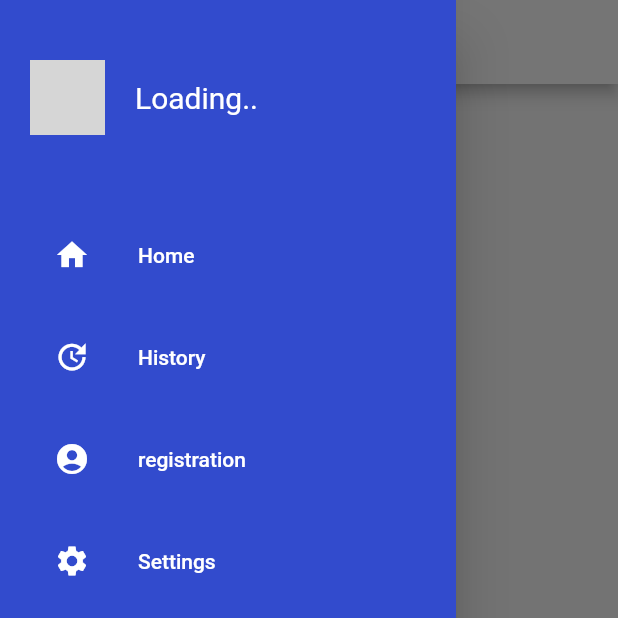
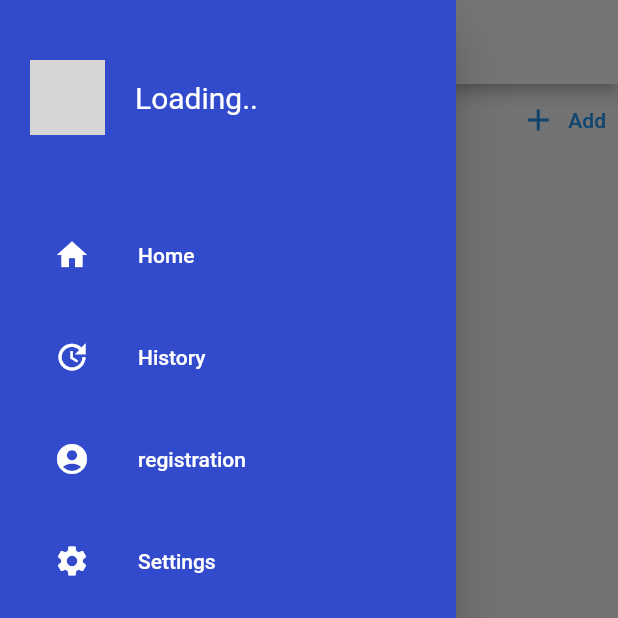
Before and after one commit to Havfar/Smiling-Earth, a Flutter app: the TeamPosts screen opened directly with empty values, with the side drawer open, on a phone screen of 412 x 824 dp, the top half of it. Run offline on Flutter 3.47's test engine with Material 2 defaults, Android fonts, the phone set to English and light mode, and no system bars; our stand-ins replace bloc, equatable, flutter_bloc, flutter_local_notifications, flutter_secure_storage, flutter_svg and 5 more; missing offline and left inert: activity_recognition_flutter, fluttermoji, workmanager; accounts and stored records are empty; network calls fail; grey boxes are pictures that could not be loaded.

Commit message:
Refaktorering, bugfiksing og kan nå publisere team posts

```diff
--- a/smiling_earth_frontend/lib/config/web_config.dart
+++ b/smiling_earth_frontend/lib/config/web_config.dart
@@ -3,8 +3,8 @@ class WebConfig {
   // static String baseUrl = "https://smiling-earth-backend.herokuapp.com";
 
   // Prod
-  static String baseUrl = "http://smiling-earth.azurewebsites.net";
+  // static String baseUrl = "http://smiling-earth.azurewebsites.net";
 
   //Local
-  // static String baseUrl = "http://10.0.2.2:8000";
+  static String baseUrl = "http://10.0.2.2:8000";
 }
--- a/smiling_earth_frontend/lib/models/post.dart
+++ b/smiling_earth_frontend/lib/models/post.dart
@@ -19,6 +19,7 @@ class PostDto {
   final int commentsCount;
   final ActivityDto? activity;
   final ChallengeDto? challenge;
+  final int? teamId;
 
   PostDto(
       {required this.likesCount,
@@ -28,9 +29,19 @@ class PostDto {
       required this.content,
       required this.timestamp,
       this.activity,
-      this.challenge});
+      this.challenge,
+      this.teamId});
 
-  Map<String, dynamic> toJson() => {"content": this.content};
+  Map<String, dynamic> toJson() {
+    // if (teamId != null) {
+    //   return {"content": this.content, "team_id": this.teamId};
+    // } else {
+    //   return {
+    //     "content": this.content,
+    //   };
+    // }
+    return {"content": this.content, "team_id": this.teamId};
+  }
 
   factory PostDto.fromJson(Map<String, dynamic> json) => new PostDto(
         id: json['id'],
@@ -44,7 +55,9 @@ class PostDto {
             : null,
         challenge: json['challenge'] != null
             ? ChallengeDto.fromJson(json['challenge'])
-          : null);
+            : null,
+        teamId: json['team'] != null ? json['team'] : null,
+      );
 
   String getDateWithDayOfWeek() {
     DateTime date = DateTime.parse(timestamp);
@@ -61,6 +74,7 @@ class DetailedPostDto {
   final List<CommentDto> comments;
   final ActivityDto? activity;
   final ChallengeDto? challenge;
+  final int? teamId;
 
   DetailedPostDto(
       {required this.likes,
@@ -70,7 +84,8 @@ class DetailedPostDto {
       required this.content,
       required this.timestamp,
       this.activity,
-      this.challenge});
+      this.challenge,
+      this.teamId});
 
   List<LikeDto> toLikesList(Map<String, dynamic> json) {
     List<LikeDto> likes = [];
@@ -113,7 +128,8 @@ class DetailedPostDto {
             : null,
         challenge: json['challenge'] != null
             ? ChallengeDto.fromJson(json['challenge'])
-            : null);
+            : null,
+        teamId: json['team'] != null ? json['team'] : null);
   }
 }
 
--- a/smiling_earth_frontend/lib/pages/history/activity_detailed.dart
+++ b/smiling_earth_frontend/lib/pages/history/activity_detailed.dart
@@ -202,6 +202,8 @@ class HeaderWidget extends StatelessWidget {
 
   @override
   Widget build(BuildContext context) {
+    print(
+        'Detailed: ${AppActivityType.values[this.widget.activity.type].toString()}');
     return new Row(
       mainAxisAlignment: MainAxisAlignment.center,
       children: [
--- a/smiling_earth_frontend/lib/pages/home/home_page.dart
+++ b/smiling_earth_frontend/lib/pages/home/home_page.dart
@@ -260,7 +260,8 @@ class _BuildFeedState extends State<BuildFeed> {
           TextButton.icon(
               onPressed: () => Navigator.push(
                     context,
-                    MaterialPageRoute(builder: (context) => NewPostPage()),
+                    MaterialPageRoute(
+                        builder: (context) => NewPostPage(teamId: null)),
                   ),
               icon: Icon(Icons.add),
               label: Text("Add"))
--- a/smiling_earth_frontend/lib/pages/teams/team_preview.dart
+++ b/smiling_earth_frontend/lib/pages/teams/team_preview.dart
@@ -90,7 +90,7 @@ class _BuildPreview extends StatelessWidget {
                   Navigator.push(
                     context,
                     MaterialPageRoute(
-                        builder: (context) => TeamsDetailedPage(id: team.id)),
+                        builder: (context) => TeamsDetailedPage(id: team.id!)),
                   ); // push it back in
                 },
                 child: Text('Go to team'));
--- a/smiling_earth_frontend/lib/pages/teams/teams_posts.dart
+++ b/smiling_earth_frontend/lib/pages/teams/teams_posts.dart
@@ -1,6 +1,7 @@
 import 'package:flutter/material.dart';
 import 'package:flutter_bloc/flutter_bloc.dart';
 import 'package:smiling_earth_frontend/cubit/posts/post_cubit.dart';
+import 'package:smiling_earth_frontend/pages/post_add_new.dart';
 import 'package:smiling_earth_frontend/pages/teams/teams_about.dart';
 import 'package:smiling_earth_frontend/pages/teams/teams_challenges.dart';
 import 'package:smiling_earth_frontend/pages/teams/teams_detailed.dart';
@@ -8,8 +9,8 @@ import 'package:smiling_earth_frontend/widgets/navigation_drawer_widget.dart';
 import 'package:smiling_earth_frontend/widgets/post_widget.dart';
 
 class TeamPosts extends StatelessWidget {
-  final int? id;
-  TeamPosts({required this.id});
+  final int teamId;
+  TeamPosts({required this.teamId});
 
   void _onTap(BuildContext context, int index) {
     switch (index) {
@@ -18,7 +19,7 @@ class TeamPosts extends StatelessWidget {
         Navigator.of(context).push(PageRouteBuilder(
           pageBuilder: (BuildContext context, Animation<double> animation,
                   Animation<double> secondaryAnimation) =>
-              TeamsDetailedPage(id: id),
+              TeamsDetailedPage(id: teamId),
           transitionDuration: Duration.zero,
         ));
         break;
@@ -26,7 +27,7 @@ class TeamPosts extends StatelessWidget {
         Navigator.of(context).push(PageRouteBuilder(
           pageBuilder: (BuildContext context, Animation<double> animation,
                   Animation<double> secondaryAnimation) =>
-              TeamPosts(id: id),
+              TeamPosts(teamId: teamId),
           transitionDuration: Duration.zero,
         ));
         break;
@@ -34,7 +35,7 @@ class TeamPosts extends StatelessWidget {
         Navigator.of(context).push(PageRouteBuilder(
           pageBuilder: (BuildContext context, Animation<double> animation,
                   Animation<double> secondaryAnimation) =>
-              TeamChallenges(teamId: id),
+              TeamChallenges(teamId: teamId),
           transitionDuration: Duration.zero,
         ));
         break;
@@ -42,7 +43,7 @@ class TeamPosts extends StatelessWidget {
         Navigator.of(context).push(PageRouteBuilder(
           pageBuilder: (BuildContext context, Animation<double> animation,
                   Animation<double> secondaryAnimation) =>
-              TeamAbout(teamId: id),
+              TeamAbout(teamId: teamId),
           transitionDuration: Duration.zero,
         ));
         break;
@@ -57,10 +58,26 @@ class TeamPosts extends StatelessWidget {
         iconTheme: IconThemeData(color: Colors.green),
       ),
       drawer: NavigationDrawerWidget(),
-      body: Column(
+      body: ListView(
         children: [
+          Row(mainAxisAlignment: MainAxisAlignment.spaceBetween, children: [
+            Text(
+              "Team posts",
+              style: TextStyle(fontSize: 16, fontWeight: FontWeight.w500),
+            ),
+            TextButton.icon(
+                onPressed: () => Navigator.push(
+                      context,
+                      MaterialPageRoute(
+                          builder: (context) => NewPostPage(
+                                teamId: teamId,
+                              )),
+                    ),
+                icon: Icon(Icons.add),
+                label: Text("Add"))
+          ]),
           BlocProvider<PostCubit>(
-              create: (context) => PostCubit()..getTeamPosts(id!),
+              create: (context) => PostCubit()..getTeamPosts(teamId),
               child: BuildFeed()),
         ],
       ),
@@ -102,16 +119,16 @@ class BuildFeed extends StatelessWidget {
       // height: 100000,
       child: BlocBuilder<PostCubit, PostState>(builder: (context, state) {
         if (state is PostRetrived) {
-          return SingleChildScrollView(
-            child: ListView.builder(
-                itemCount: state.posts.length,
-                shrinkWrap: true,
-                physics: NeverScrollableScrollPhysics(),
-                itemBuilder: (context, index) {
-                  return PostWidget(
-                      clickable: true, liked: false, post: state.posts[index]);
-                }),
-          );
+          if (state.posts.isEmpty) {
+            return Center(child: Text('No posts created yet'));
+          }
+          return Column(
+              children: state.posts
+                  .map((post) =>
+                      PostWidget(clickable: true, liked: false, post: post))
+                  .toList());
+        } else if (state is PostError) {
+          return Center(child: Text('Could not connect to the server'));
         }
         return Center(
           child: Text("Loading"),
--- a/smiling_earth_frontend/lib/utils/services/activity_db_manager.dart
+++ b/smiling_earth_frontend/lib/utils/services/activity_db_manager.dart
@@ -208,7 +208,7 @@ class ActivityDatabaseManager {
     var activitiesQuery = await db.query(
       'activities',
       orderBy: 'id',
-      where: 'tag=' + tag,
+      where: 'tag= "$tag"',
     );
     double duration = 0;
 
--- a/smiling_earth_frontend/lib/utils/services/settings_db_manager.dart
+++ b/smiling_earth_frontend/lib/utils/services/settings_db_manager.dart
@@ -56,7 +56,7 @@ class Settings {
 
   Map<String, dynamic> toMap() {
     return {
-      'id': this.id,
+      // 'id': this.id,
       'preferred_transport': this.preferredTransport,
       'building_year': this.building_year,
       'last_renocation_year': this.last_renocation_year,
--- a/smiling_earth_frontend/lib/widgets/teams_widget.dart
+++ b/smiling_earth_frontend/lib/widgets/teams_widget.dart
@@ -22,7 +22,7 @@ class TeamWidget extends StatelessWidget {
               MaterialPageRoute(
                   builder: (context) => this.showJoinButton
                       ? TeamPreview(id: team.id)
-                      : TeamsDetailedPage(id: team.id)));
+                      : TeamsDetailedPage(id: team.id!)));
         },
         child: Padding(
           padding: const EdgeInsets.all(8.0),
@@ -56,7 +56,7 @@ class TeamWidget extends StatelessWidget {
                               MaterialPageRoute(
                                   builder: (context) => this.showJoinButton
                                       ? TeamPreview(id: team.id)
-                                      : TeamsDetailedPage(id: team.id))),
+                                      : TeamsDetailedPage(id: team.id!))),
                           child: Text("Join",
                               style: TextStyle(color: Colors.white)),
                           style: TextButton.styleFrom(
@@ -70,8 +70,8 @@ class TeamWidget extends StatelessWidget {
               ),
               Row(
                 children: [
-                  Text(this.team.memeberCount.toString() +
-                      " people has joined the team")
+                  Text(this.team.membersCount.toString() +
+                      " users has joined the team")
                 ],
               )
             ],
--- a/smiling_earth_frontend/pubspec.yaml
+++ b/smiling_earth_frontend/pubspec.yaml
@@ -45,10 +45,14 @@ dependencies:
   fluttermoji: ^0.2.2
   flutter_svg: ^0.22.0
   flutter_local_notifications: ^9.0.2
+  flutter_app_name: ^0.1.1
 
 dev_dependencies:
   flutter_test:
     sdk: flutter
+
+flutter_app_name:
+  name: "Smiling Earth"
 
 # For information on the generic Dart part of this file, see the
 # following page: https://dart.dev/tools/pub/pubspec
```
Also changed, not shown: smiling_earth_frontend/lib/cubit/posts/post_client.dart (+7 -5 lines), smiling_earth_frontend/lib/models/Activity.dart (+8 -4 lines), smiling_earth_frontend/lib/models/teams.dart (+13 -10 lines), smiling_earth_frontend/lib/pages/history/activity_edit.dart (+30 -18 lines), smiling_earth_frontend/lib/pages/history/activity_new.dart (+20 -14 lines), smiling_earth_frontend/lib/pages/post_add_new.dart (+6 -1 lines), smiling_earth_frontend/lib/pages/teams/teams_about.dart (+4 -4 lines), smiling_earth_frontend/lib/pages/teams/teams_challenges.dart (+7 -7 lines), smiling_earth_frontend/lib/pages/teams/teams_detailed.dart (+11 -9 lines), 1 other file. Lines whose indentation alone changed are shown as unchanged.
